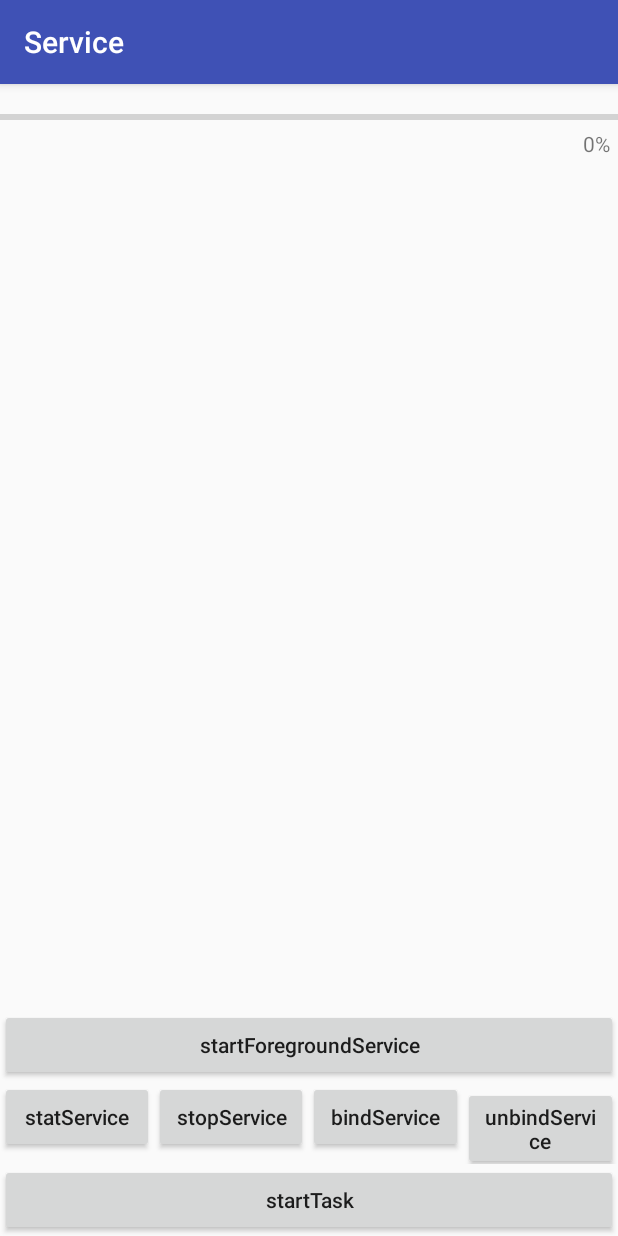
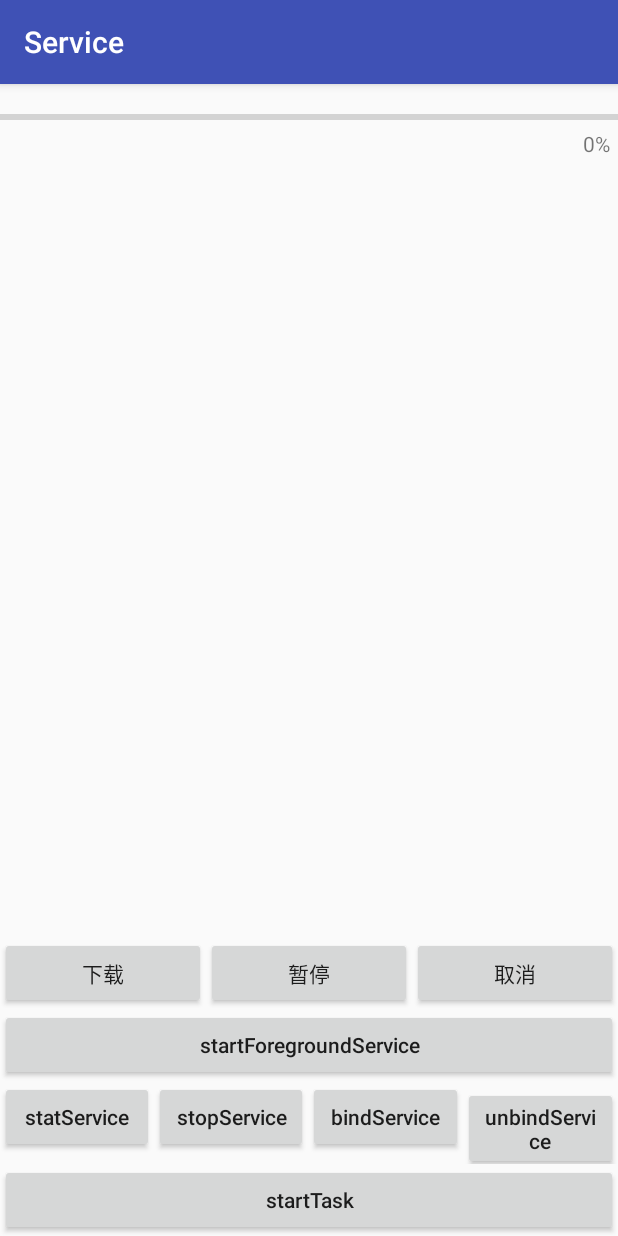
Before and after one commit to pecuyu/Service, an Android app: the screen it shows after launch (MainActivity), on a phone screen of 412 x 824 dp. Run offline under Robolectric (Android 15) with nearby library versions, the phone set to English and light mode, and no system bars.

```diff
--- a/app/src/main/AndroidManifest.xml
+++ b/app/src/main/AndroidManifest.xml
@@ -2,6 +2,8 @@
 <manifest xmlns:android="http://schemas.android.com/apk/res/android"
     package="com.yu.service">
 
+    <uses-permission android:name="android.permission.WRITE_EXTERNAL_STORAGE" />
+    <uses-permission android:name="android.permission.INTERNET" />
     <application
         android:allowBackup="true"
         android:icon="@mipmap/ic_launcher"
@@ -17,6 +19,7 @@
         </activity>
         <service android:name=".service.DownloadService" />
         <service android:name=".service.ForegroundService" />
+        <service android:name=".download.DownloadService" />
     </application>
 
 </manifest>
--- a/app/src/main/java/com/yu/service/MainActivity.java
+++ b/app/src/main/java/com/yu/service/MainActivity.java
@@ -1,11 +1,18 @@
 package com.yu.service;
 
+import android.Manifest;
 import android.content.ComponentName;
+import android.content.Context;
 import android.content.Intent;
 import android.content.ServiceConnection;
+import android.content.pm.PackageManager;
 import android.os.Bundle;
 import android.os.IBinder;
+import android.support.annotation.NonNull;
+import android.support.v4.app.ActivityCompat;
+import android.support.v4.content.ContextCompat;
 import android.support.v7.app.AppCompatActivity;
+import android.util.Log;
 import android.view.View;
 import android.widget.ProgressBar;
 import android.widget.TextView;
@@ -13,6 +20,7 @@ import android.widget.Toast;
 
 import com.yu.service.async.DownloadAsyncTask;
 import com.yu.service.async.TaskStateChangeCallback;
+import com.yu.service.download.IDownloadController;
 import com.yu.service.service.DownloadService;
 import com.yu.service.service.ForegroundService;
 import com.yu.service.service.TaskStateChangeControl;
@@ -21,6 +29,7 @@ public class MainActivity extends AppCompatActivity {
     ProgressBar progressBar;
     TextView tvProgress;
     ServiceConnection conn;
+    private String downloadUrl="http://gdown.baidu.com/data/wisegame/74ac7c397e120549/QQ_708.apk";
 
     @Override
     protected void onCreate(Bundle savedInstanceState) {
@@ -28,6 +37,20 @@ public class MainActivity extends AppCompatActivity {
         setContentView(R.layout.activity_main);
         progressBar = (ProgressBar) findViewById(R.id.id_task_progressBar);
         tvProgress = (TextView) findViewById(R.id.id_textView_progress);
+
+        // 绑定服务
+        dlConn = new DownloadServiceConnection();
+        Intent intent = new Intent(this, com.yu.service.download.DownloadService.class);
+        startService(intent);
+        bindService(intent, dlConn, Context.BIND_AUTO_CREATE);
+
+        checkPermission();
+    }
+
+    private void checkPermission() {
+        if (ContextCompat.checkSelfPermission(this, Manifest.permission.WRITE_EXTERNAL_STORAGE) != PackageManager.PERMISSION_GRANTED) {
+            ActivityCompat.requestPermissions(this, new String[]{Manifest.permission.WRITE_EXTERNAL_STORAGE}, 1);
+        }
     }
 
     /*  服务 */
@@ -93,4 +116,58 @@ public class MainActivity extends AppCompatActivity {
             }
         }).execute(1000);
     }
+
+    /* 下载 */
+    IDownloadController controller;
+    DownloadServiceConnection dlConn;
+
+    public void startDownload(View view) {
+
+        if (controller!=null) controller.startDownload(downloadUrl);
+    }
+    public void pauseDownload(View view) {
+        if (controller!=null){
+            controller.pauseDownload();
+        }
+    }
+    public void cancelDownload(View view) {
+        if (controller!=null) controller.cancelDownload();
+    }
+
+    class DownloadServiceConnection implements ServiceConnection {
+
+        @Override
+        public void onServiceConnected(ComponentName name, IBinder service) {
+            controller = (IDownloadController) service;
+            Log.e("TAG", "onServiceConnected");
+        }
+
+        @Override
+        public void onServiceDisconnected(ComponentName name) {
+
+        }
+    }
+
+    @Override
+    protected void onDestroy() {
+        super.onDestroy();
+        if (dlConn !=null) unbindService(dlConn);
+    }
+
+    @Override
+    public void onRequestPermissionsResult(int requestCode, @NonNull String[] permissions, @NonNull int[] grantResults) {
+        super.onRequestPermissionsResult(requestCode, permissions, grantResults);
+        switch (requestCode) {
+            case 1:
+                if (grantResults.length > 0 && grantResults[0] == PackageManager.PERMISSION_GRANTED) {
+                    Toast.makeText(this, "granted permission", Toast.LENGTH_SHORT).show();
+                } else {
+                    Toast.makeText(this, "you denied permission", Toast.LENGTH_SHORT).show();
+                    finish();
+                }
+
+                break;
+
+        }
+    }
 }
--- /dev/null
+++ b/app/src/main/java/com/yu/service/download/IDownloadController.java
@@ -0,0 +1,12 @@
+package com.yu.service.download;
+
+/**
+ * Created by D22436 on 2017/8/4.
+ * 下载控制接口
+ */
+
+public interface IDownloadController {
+    void startDownload(String downloadUrl);
+    void pauseDownload();
+    void cancelDownload();
+}
--- a/app/src/main/java/com/yu/service/service/AsyncIntentService.java
+++ b/app/src/main/java/com/yu/service/service/AsyncIntentService.java
@@ -14,7 +14,7 @@ public class AsyncIntentService  extends IntentService {
      * @param name Used to name the worker thread, important only for debugging.
      */
     public AsyncIntentService(String name) {
-        super(name);
+        super("AsyncIntentService");
     }
 
     @Override
--- a/app/src/main/res/layout/activity_main.xml
+++ b/app/src/main/res/layout/activity_main.xml
@@ -6,7 +6,39 @@
     android:layout_height="match_parent"
     tools:context="com.yu.service.MainActivity">
 
+    <LinearLayout
+        android:id="@+id/id_ll_download"
+        android:layout_width="match_parent"
+        android:layout_height="wrap_content"
+        android:layout_above="@+id/id_btn_startForegroundService"
+        android:orientation="horizontal">
+        <Button
+            android:layout_width="0dp"
+            android:layout_weight="1"
+            android:onClick="startDownload"
+            android:text="@string/startDownload"
+            android:textAllCaps="false"
+            android:layout_height="wrap_content" />
+        <Button
+            android:layout_width="0dp"
+            android:layout_weight="1"
+            android:onClick="pauseDownload"
+            android:text="@string/pauseDownload"
+            android:textAllCaps="false"
+            android:layout_height="wrap_content" />
+
+        <Button
+            android:layout_width="0dp"
+            android:layout_weight="1"
+            android:onClick="cancelDownload"
+            android:text="@string/cancelDownload"
+            android:textAllCaps="false"
+            android:layout_height="wrap_content" />
+
+    </LinearLayout>
+
     <Button
+        android:id="@+id/id_btn_startForegroundService"
         android:layout_width="match_parent"
         android:layout_height="wrap_content"
         android:text="@string/startForegroundService"
--- a/app/src/main/res/values/strings.xml
+++ b/app/src/main/res/values/strings.xml
@@ -3,4 +3,7 @@
     <string name="starttask">startTask</string>
     <string name="progress">0%</string>
     <string name="startForegroundService">startForegroundService</string>
+    <string name="startDownload">下载</string>
+    <string name="pauseDownload">暂停</string>
+    <string name="cancelDownload">取消</string>
 </resources>
```
Also changed, not shown: app/src/main/java/com/yu/service/download/DownloadService.java (added, +151 -0 lines), app/src/main/java/com/yu/service/download/DownloadTask.java (+3 -34 lines), app/src/main/java/com/yu/service/download/Utils.java (added, +56 -0 lines), 1 other file.
